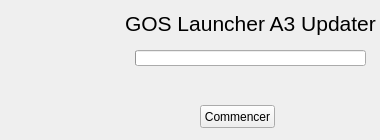
Before: the Qt Designer form updater.ui in ChristopheTdn/GOSLauncher_A3_Python_version, drawn with Qt 5.
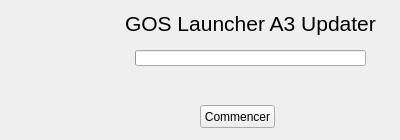
After: the same form once the commit is applied. Icons and pictures are not drawn.

What changed in the file:
```diff
--- a/updater.ui
+++ b/updater.ui
@@ -6,7 +6,7 @@
    <rect>
     <x>0</x>
     <y>0</y>
-    <width>380</width>
+    <width>400</width>
     <height>140</height>
    </rect>
   </property>
@@ -18,13 +18,13 @@
   </property>
   <property name="minimumSize">
    <size>
-    <width>380</width>
+    <width>400</width>
     <height>140</height>
    </size>
   </property>
   <property name="maximumSize">
    <size>
-    <width>380</width>
+    <width>400</width>
     <height>140</height>
    </size>
   </property>
```
Left out of the diff: 2 changed lines with no effect on the pictures.
